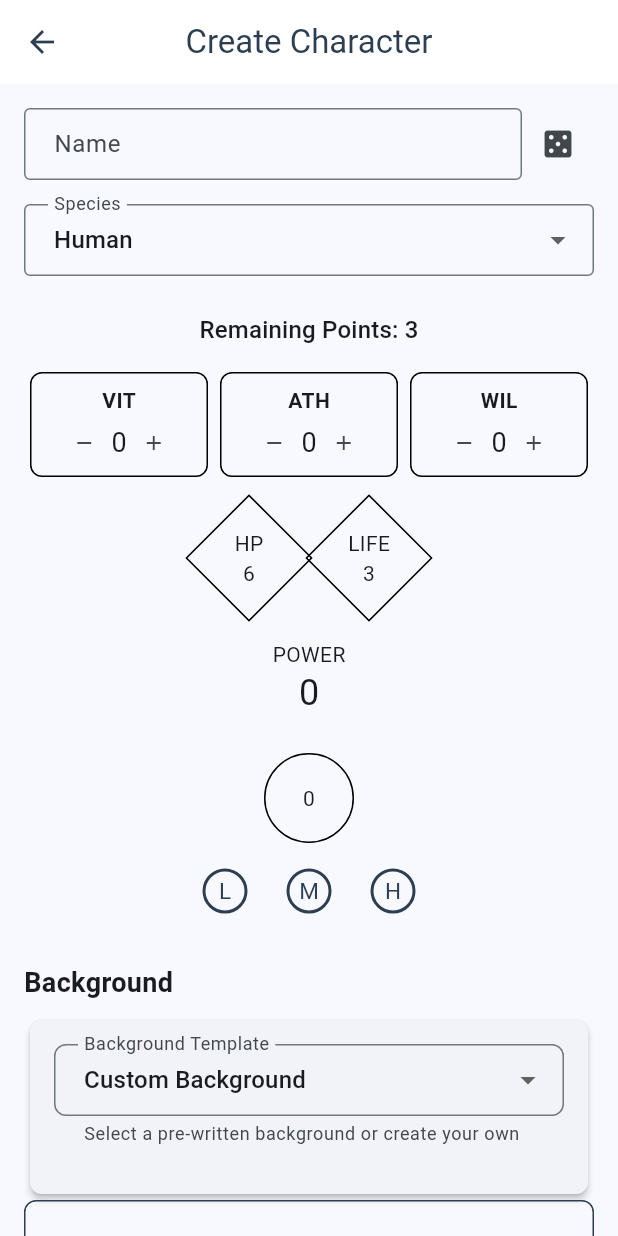
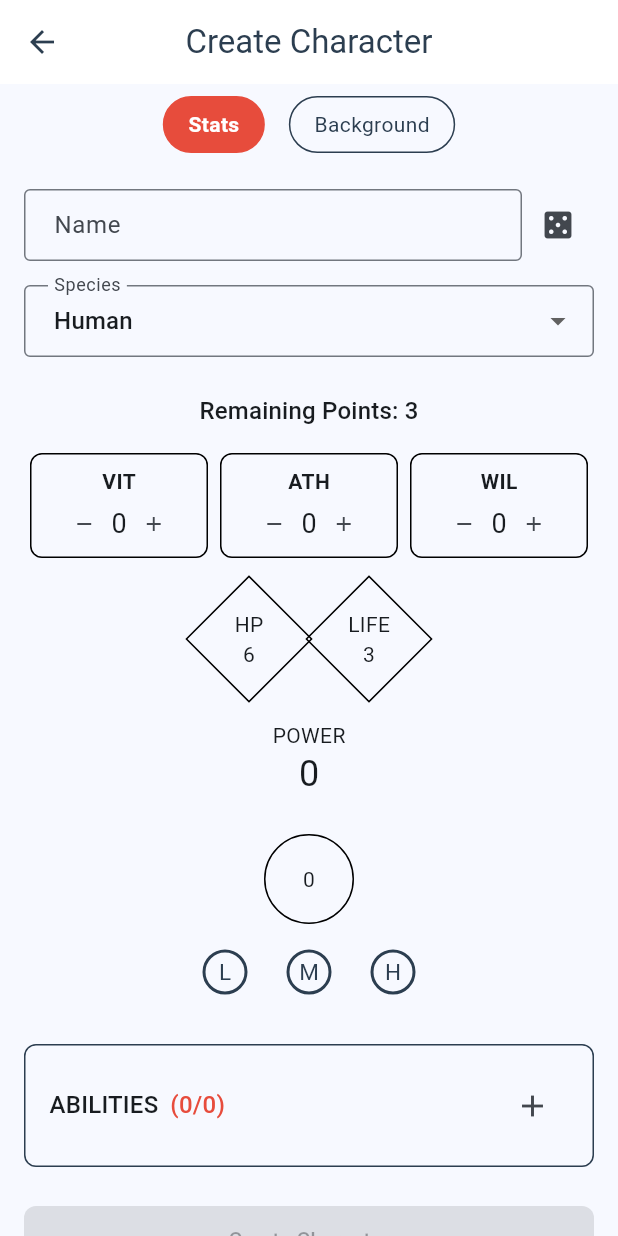
Before and after one commit to remideboer/titterpig, a Flutter app: the CharacterCreationScreen screen opened directly, on a phone screen of 412 x 824 dp. Run offline on Flutter 3.47's test engine with Material 3 defaults, Android fonts, the phone set to English and light mode, and no system bars; our stand-ins replace audioplayers, flutter_riverpod, flutter_svg, freezed_annotation, shared_preferences; accounts and stored records are empty; network calls fail.

Commit message:
feat(ui): add page navigation to character creation screen
               Add swipeable page navigation between stats and background sections.

               - Add PageView with swipe navigation
               - Split UI into separate stats and background views
               - Add page indicators for section navigation
               - Maintain consistent UX with character sheet screen
               - Keep save button accessible on both pages
               - Fix power calculation references

               Part of improving character creation workflow

```diff
--- a/lib/screens/character_creation_screen.dart
+++ b/lib/screens/character_creation_screen.dart
@@ -48,6 +48,8 @@ class _CharacterCreationScreenState extends ConsumerState<CharacterCreationScree
   final _repository = LocalCharacterRepository();
   final _speciesRepository = SpeciesRepository();
   final _nameGeneratorService = NameGeneratorService(NameDataRepository());
+  final PageController _pageController = PageController();
+  int _currentPage = 0;
 
   int _vit = 0;
   int _ath = 0;
@@ -273,11 +275,41 @@ class _CharacterCreationScreenState extends ConsumerState<CharacterCreationScree
   @override
   void dispose() {
     _nameController.dispose();
+    _pageController.dispose();
     super.dispose();
   }
 
-  @override
-  Widget build(BuildContext context) {
+  Widget _buildPageIndicator(int page, String label) {
+    final isSelected = _currentPage == page;
+    return GestureDetector(
+      onTap: () {
+        _pageController.animateToPage(
+          page,
+          duration: const Duration(milliseconds: 300),
+          curve: Curves.easeInOut,
+        );
+      },
+      child: Container(
+        padding: const EdgeInsets.symmetric(horizontal: 16, vertical: 8),
+        decoration: BoxDecoration(
+          color: isSelected ? AppTheme.highlightColor : Colors.transparent,
+          borderRadius: BorderRadius.circular(20),
+          border: Border.all(
+            color: isSelected ? AppTheme.highlightColor : AppTheme.primaryColor,
+          ),
+        ),
+        child: Text(
+          label,
+          style: TextStyle(
+            color: isSelected ? Colors.white : AppTheme.primaryColor,
+            fontWeight: isSelected ? FontWeight.bold : FontWeight.normal,
+          ),
+        ),
+      ),
+    );
+  }
+
+  Widget _buildStatsView() {
     final hp = CharacterService.calculateHp(_vit);
     final life = CharacterService.calculateLife(_vit);
     final power = CharacterService.calculatePower(_wil);
@@ -291,14 +323,7 @@ class _CharacterCreationScreenState extends ConsumerState<CharacterCreationScree
       ),
     );
 
-    return Scaffold(
-      appBar: AppBar(
-        title: Text(widget.character != null ? 'Edit Character' : 'Create Character'),
-        elevation: 0,
-      ),
-      body: Stack(
-        children: [
-          SingleChildScrollView(
+    return SingleChildScrollView(
       padding: const EdgeInsets.all(16.0),
       child: Column(
         crossAxisAlignment: CrossAxisAlignment.start,
@@ -497,23 +522,6 @@ class _CharacterCreationScreenState extends ConsumerState<CharacterCreationScree
           ),
           const SizedBox(height: 24),
 
-                // Background Section
-                const Text(
-                  'Background',
-                  style: TextStyle(
-                    fontSize: 18,
-                    fontWeight: FontWeight.bold,
-                  ),
-                ),
-                const SizedBox(height: 8),
-                BackgroundEditor(
-                  onSave: (background) {
-                    setState(() {
-                      _background = background;
-                    });
-                  },
-                ),
-
           // Spells Section
           Container(
             decoration: AppTheme.defaultBorder,
@@ -586,6 +594,83 @@ class _CharacterCreationScreenState extends ConsumerState<CharacterCreationScree
           ),
         ],
       ),
+    );
+  }
+
+  Widget _buildBackgroundView() {
+    return SingleChildScrollView(
+      padding: const EdgeInsets.all(16.0),
+      child: Column(
+        crossAxisAlignment: CrossAxisAlignment.start,
+        children: [
+          const Text(
+            'Background',
+            style: TextStyle(
+              fontSize: 18,
+              fontWeight: FontWeight.bold,
+            ),
+          ),
+          const SizedBox(height: 8),
+          BackgroundEditor(
+            onSave: (background) {
+              setState(() {
+                _background = background;
+              });
+            },
+          ),
+          const SizedBox(height: 24),
+          // Save Button
+          SizedBox(
+            width: double.infinity,
+            child: ElevatedButton(
+              onPressed: _canSave ? _saveCharacter : null,
+              child: Text(widget.character != null ? 'Update Character' : 'Create Character'),
+            ),
+          ),
+        ],
+      ),
+    );
+  }
+
+  @override
+  Widget build(BuildContext context) {
+    return Scaffold(
+      appBar: AppBar(
+        title: Text(widget.character != null ? 'Edit Character' : 'Create Character'),
+        elevation: 0,
+      ),
+      body: Stack(
+        children: [
+          Column(
+            children: [
+              // Page Indicator
+              Padding(
+                padding: const EdgeInsets.symmetric(vertical: 8.0),
+                child: Row(
+                  mainAxisAlignment: MainAxisAlignment.center,
+                  children: [
+                    _buildPageIndicator(0, 'Stats'),
+                    const SizedBox(width: 16),
+                    _buildPageIndicator(1, 'Background'),
+                  ],
+                ),
+              ),
+              // Swipeable Content
+              Expanded(
+                child: PageView(
+                  controller: _pageController,
+                  onPageChanged: (index) {
+                    setState(() {
+                      _currentPage = index;
+                    });
+                  },
+                  children: [
+                    _buildStatsView(),
+                    _buildBackgroundView(),
+                  ],
+                ),
+              ),
+            ],
           ),
           // Spell selection overlay
           if (_showSpellOverlay)
@@ -593,8 +678,8 @@ class _CharacterCreationScreenState extends ConsumerState<CharacterCreationScree
               color: Colors.black54,
               child: Center(
                 child: Container(
-                  width: screenSize.width * 0.8,
-                  height: screenSize.height * 0.6,
+                  width: MediaQuery.of(context).size.width * 0.8,
+                  height: MediaQuery.of(context).size.height * 0.6,
                   decoration: BoxDecoration(
                     color: Theme.of(context).scaffoldBackgroundColor,
                     borderRadius: BorderRadius.circular(8),
@@ -617,7 +702,7 @@ class _CharacterCreationScreenState extends ConsumerState<CharacterCreationScree
                       ),
                       const SizedBox(height: 8),
                       Text(
-                        'Max Power: $power',
+                        'Max Power: ${CharacterService.calculatePower(_wil)}',
                         style: Theme.of(context).textTheme.bodyMedium,
                       ),
                       const SizedBox(height: 16),
@@ -626,7 +711,7 @@ class _CharacterCreationScreenState extends ConsumerState<CharacterCreationScree
                           itemCount: Spell.availableSpells.length,
                           itemBuilder: (context, index) {
                             final spell = Spell.availableSpells[index];
-                            final canAdd = spell.cost <= power &&
+                            final canAdd = spell.cost <= CharacterService.calculatePower(_wil) &&
                                         !_spells.any((s) => s.name == spell.name);
                             return ListTile(
                               title: Text(
@@ -649,7 +734,7 @@ class _CharacterCreationScreenState extends ConsumerState<CharacterCreationScree
                                     onPressed: () => _addSpell(spell),
                                   )
                                 : Tooltip(
-                                    message: spell.cost > power
+                                    message: spell.cost > CharacterService.calculatePower(_wil)
                                       ? 'Requires more power'
                                       : 'Already learned',
                                     child: const Icon(Icons.lock, color: Colors.grey),
```
Lines whose indentation alone changed are shown as unchanged.
